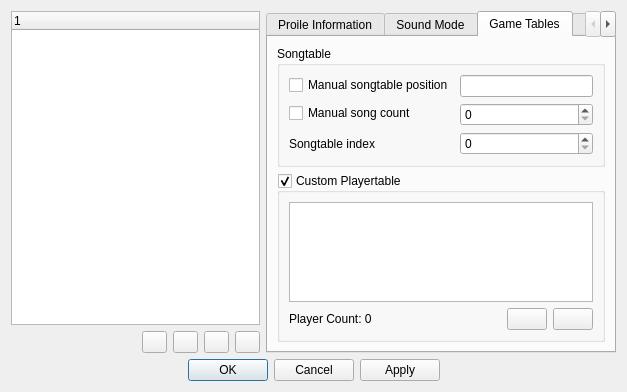
Before: the Qt Designer form src/agbplay-gui/ProfileSettingsWindow.ui in ipatix/agbplay, drawn with Qt 5.
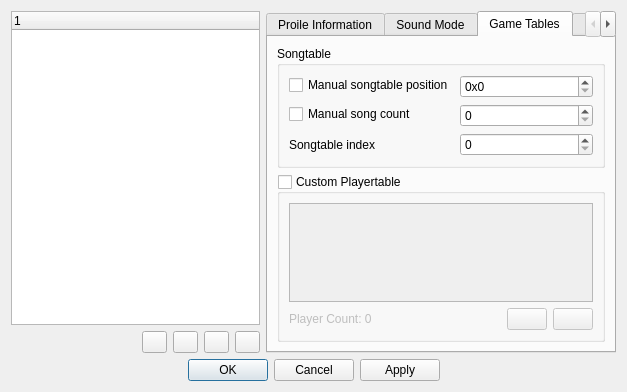
After: the same form once the commit is applied. The open tabs and pages were chosen to show the change. Icons and pictures are not drawn.

Commit message: gui: Fully initialize game tables tab

Diff of the .ui file:
```diff
--- a/src/agbplay-gui/ProfileSettingsWindow.ui
+++ b/src/agbplay-gui/ProfileSettingsWindow.ui
@@ -290,9 +290,6 @@
               </property>
              </widget>
             </item>
-            <item row="0" column="1">
-             <widget class="QLineEdit" name="lineEdit"/>
-            </item>
             <item row="1" column="0">
              <widget class="QCheckBox" name="checkBox_2">
               <property name="toolTip">
@@ -304,7 +301,11 @@
              </widget>
             </item>
             <item row="1" column="1">
-             <widget class="QSpinBox" name="spinBox"/>
+             <widget class="QSpinBox" name="spinBoxSongCount">
+              <property name="maximum">
+               <number>65534</number>
+              </property>
+             </widget>
             </item>
             <item row="2" column="0">
              <widget class="QLabel" name="label">
@@ -317,7 +318,27 @@
              </widget>
             </item>
             <item row="2" column="1">
-             <widget class="QSpinBox" name="spinBox_2"/>
+             <widget class="QSpinBox" name="spinBoxTableIndex">
+              <property name="maximum">
+               <number>8</number>
+              </property>
+             </widget>
+            </item>
+            <item row="0" column="1">
+             <widget class="QSpinBox" name="spinBoxSongTable">
+              <property name="prefix">
+               <string notr="true">0x</string>
+              </property>
+              <property name="maximum">
+               <number>33554424</number>
+              </property>
+              <property name="singleStep">
+               <number>4</number>
+              </property>
+              <property name="displayIntegerBase">
+               <number>16</number>
+              </property>
+             </widget>
             </item>
            </layout>
           </widget>
@@ -333,6 +354,9 @@
            <property name="checkable">
             <bool>true</bool>
            </property>
+           <property name="checked">
+            <bool>false</bool>
+           </property>
            <layout class="QGridLayout" name="gridLayout">
             <item row="1" column="3">
              <widget class="QPushButton" name="pushButton_5">
```
Left out of the diff: 31 changed lines with no effect on the pictures. The commit also changes 2 other files.
